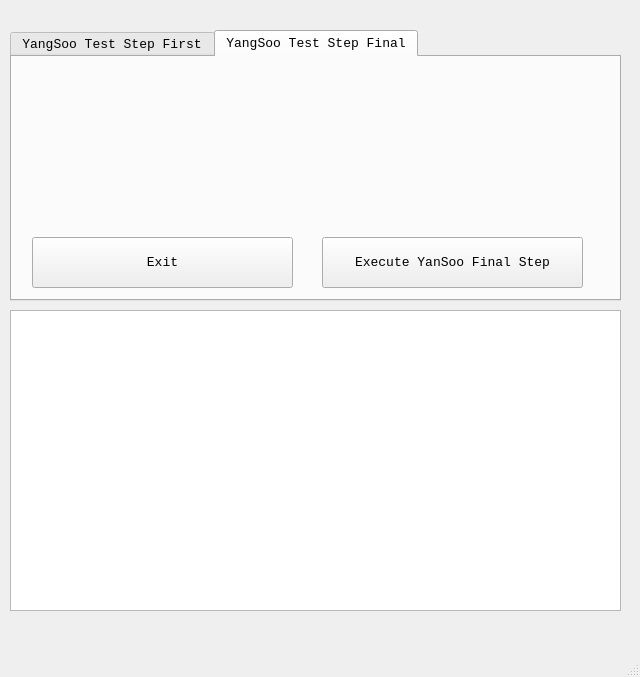
Old version of the form 11_util/totalcmd python/03_GroundWater Ussage/23_QT_YangSoo All Step/01_Save/ui_yangsoo.ui in the repository ihanseol/04_PyhtonDemoDojang.
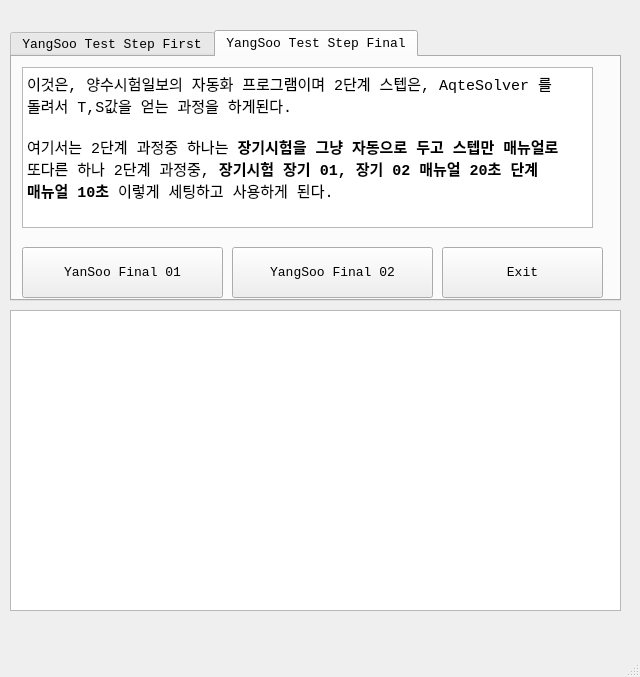
New version of the form. The open tabs and pages were chosen to show the change.

Diff of the .ui file:
```diff
--- a/11_util/totalcmd python/03_GroundWater Ussage/23_QT_YangSoo All Step/01_Save/ui_yangsoo.ui
+++ b/11_util/totalcmd python/03_GroundWater Ussage/23_QT_YangSoo All Step/01_Save/ui_yangsoo.ui
@@ -111,14 +111,14 @@
         <widget class="QPushButton" name="pushButton_2">
          <property name="geometry">
           <rect>
-           <x>310</x>
-           <y>180</y>
-           <width>261</width>
+           <x>10</x>
+           <y>190</y>
+           <width>201</width>
            <height>51</height>
           </rect>
          </property>
          <property name="text">
-          <string>Execute YanSoo Final Step</string>
+          <string>YanSoo Final 01</string>
          </property>
          <property name="shortcut">
           <string>Ctrl+S</string>
@@ -127,9 +127,9 @@
         <widget class="QPushButton" name="pushButton_4">
          <property name="geometry">
           <rect>
-           <x>20</x>
-           <y>180</y>
-           <width>261</width>
+           <x>430</x>
+           <y>190</y>
+           <width>161</width>
            <height>51</height>
           </rect>
          </property>
@@ -137,6 +137,53 @@
           <string>Exit</string>
          </property>
         </widget>
+        <widget class="QPushButton" name="pushButton_5">
+         <property name="geometry">
+          <rect>
+           <x>220</x>
+           <y>190</y>
+           <width>201</width>
+           <height>51</height>
+          </rect>
+         </property>
+         <property name="text">
+          <string>YangSoo Final 02</string>
+         </property>
+         <property name="shortcut">
+          <string>Ctrl+S</string>
+         </property>
+        </widget>
+        <widget class="QTextEdit" name="textEdit_2">
+         <property name="geometry">
+          <rect>
+           <x>10</x>
+           <y>10</y>
+           <width>571</width>
+           <height>161</height>
+          </rect>
+         </property>
+         <property name="font">
+          <font>
+           <family>Consolas</family>
+           <pointsize>11</pointsize>
+          </font>
+         </property>
+         <property name="html">
+          <string>&lt;!DOCTYPE HTML PUBLIC &quot;-//W3C//DTD HTML 4.0//EN&quot; &quot;http://www.w3.org/TR/REC-html40/strict.dtd&quot;&gt;
+&lt;html&gt;&lt;head&gt;&lt;meta name=&quot;qrichtext&quot; content=&quot;1&quot; /&gt;&lt;meta charset=&quot;utf-8&quot; /&gt;&lt;style type=&quot;text/css&quot;&gt;
+p, li { white-space: pre-wrap; }
+hr { height: 1px; border-width: 0; }
+li.unchecked::marker { content: &quot;\2610&quot;; }
+li.checked::marker { content: &quot;\2612&quot;; }
+&lt;/style&gt;&lt;/head&gt;&lt;body style=&quot; font-family:'Consolas'; font-size:11pt; font-weight:400; font-style:normal;&quot;&gt;
+&lt;p style=&quot; margin-top:0px; margin-bottom:0px; margin-left:0px; margin-right:0px; -qt-block-indent:0; text-indent:0px;&quot;&gt;이것은, 양수시험일보의 자동화 프로그램이며 2단계 스텝은, AqteSolver 를 돌려서 T,S값을 얻는 과정을 하게된다. &lt;/p&gt;
+&lt;p style=&quot;-qt-paragraph-type:empty; margin-top:0px; margin-bottom:0px; margin-left:0px; margin-right:0px; -qt-block-indent:0; text-indent:0px;&quot;&gt;&lt;br /&gt;&lt;/p&gt;
+&lt;p style=&quot; margin-top:0px; margin-bottom:0px; margin-left:0px; margin-right:0px; -qt-block-indent:0; text-indent:0px;&quot;&gt;여기서는 2단계 과정중 하나는 &lt;span style=&quot; font-weight:700;&quot;&gt;장기시험을 그냥 자동으로 두고 스텝만 매뉴얼로 &lt;/span&gt;또다른 하나 2단계 과정중, &lt;span style=&quot; font-weight:700;&quot;&gt;장기시험 장기 01, 장기 02 매뉴얼 20초 단계 매뉴얼 10초 &lt;/span&gt;이렇게 세팅하고 사용하게 된다.&lt;/p&gt;&lt;/body&gt;&lt;/html&gt;</string>
+         </property>
+         <property name="placeholderText">
+          <string>이것은, 양수시험일보의 자동화 프로그램이며 스텝은 2단계로 구성되어, 1단계 스텝은, YanSoo.XLSX 파일에서 데이터를 읽어와서 양수일보파일에 데이터를 업데이트 해주는 1차과정이며 2단계 스텝은, AqteSolver 를 돌려서 T,S값을 얻는 과정을 하게된다.</string>
+         </property>
+        </widget>
        </widget>
       </widget>
      </item>
```
